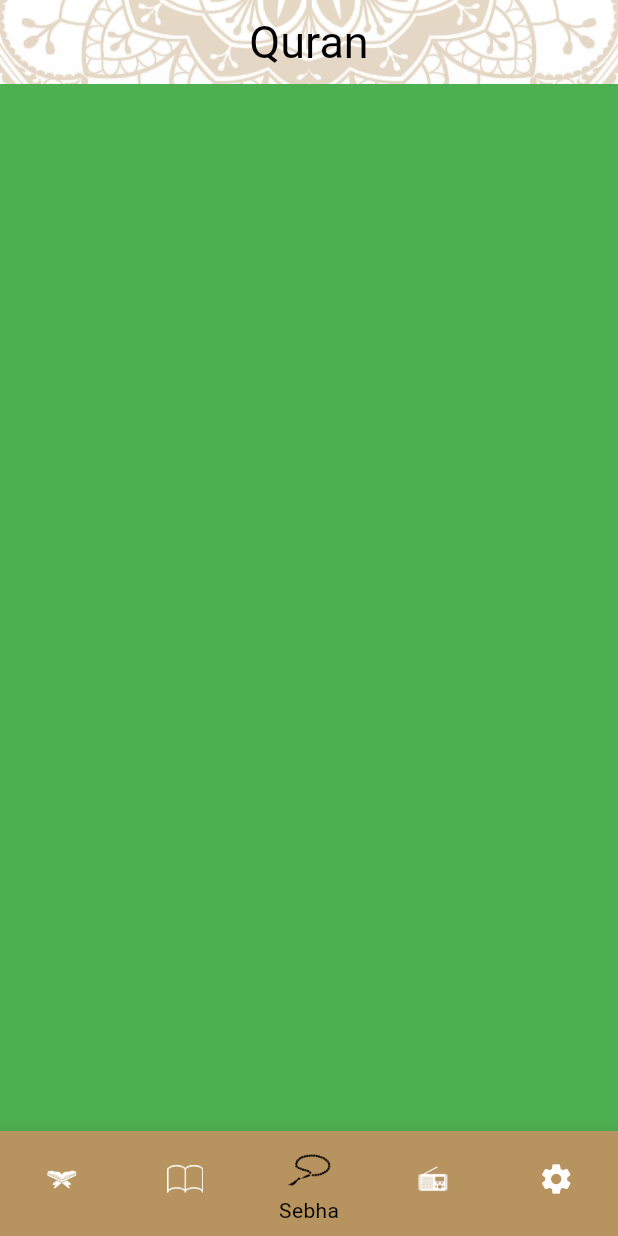
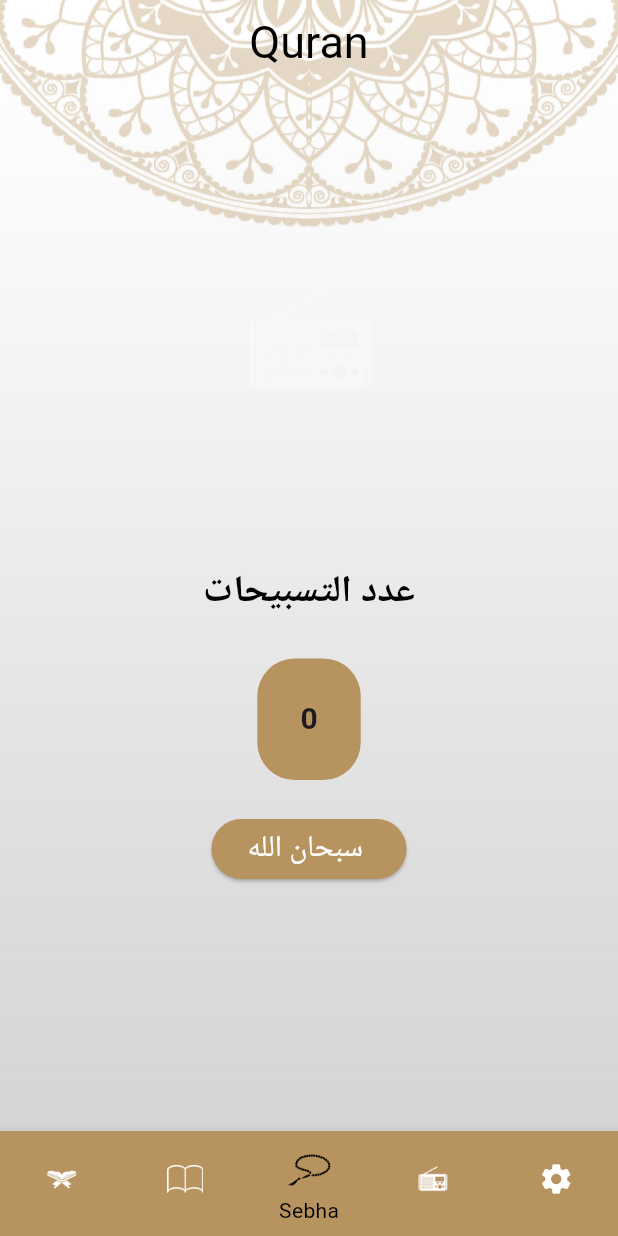
Before and after one commit to mSaaad10/quran-app-c12-online-sat, a Flutter app: the screen it shows after launch, item 3 of the bottom bar chosen, on a phone screen of 412 x 824 dp. Run offline on Flutter 3.47's test engine with Material 3 defaults, Android fonts, the phone set to English and light mode, and no system bars.

Commit message:
+ sebhaCount + tasbehList + sebhaBody.png rotation

```diff
--- a/lib/core/assets_manager.dart
+++ b/lib/core/assets_manager.dart
@@ -6,4 +6,6 @@ class AssetsManager {
   static const String hadithIcon = '${base}hadith_icon.png';
   static const String tasbehIcon = '${base}sebha_icon.png';
   static const String radioIcon = '${base}radio_icon.png';
+  static const String sebhaBody = '${base}radio_icon.png';
+
 }
--- a/lib/core/strings_manager.dart
+++ b/lib/core/strings_manager.dart
@@ -5,4 +5,5 @@ class StringsManager {
   static const String sebhaLabel = 'Sebha';
   static const String radioLabel = 'Radio';
   static const String settingsLabel = 'Settings';
+  static const String tasbehCounter = 'عدد التسبيحات';
 }
--- a/lib/presentation/screens/home/tabs/sebha_tab/sebha_tab.dart
+++ b/lib/presentation/screens/home/tabs/sebha_tab/sebha_tab.dart
@@ -1,12 +1,96 @@
 import 'package:flutter/material.dart';
+import '../../../../../core/assets_manager.dart';
+import '../../../../../core/colors_manager.dart';
+import '../../../../../core/strings_manager.dart';
 
-class SebhaTab extends StatelessWidget {
+class SebhaTab extends StatefulWidget {
   const SebhaTab({super.key});
 
   @override
+  State<SebhaTab> createState() => _SebhaTabState();
+}
+
+class _SebhaTabState extends State<SebhaTab> {
+   int tasbehCount = 0;
+   int currentTasbehCounter = 0;
+   double rotation = 0;
+   List<String> tasbeh = ['سبحان الله ','الحمدلله','الله اكبر','لا حول ولا قوه الا بالله ','استغفر الله'];
+  @override
   Widget build(BuildContext context) {
-    return Container(
-      color: Colors.green,
+    return Column(
+      mainAxisAlignment: MainAxisAlignment.start,
+      children: [
+        const SizedBox(
+          height: 20,
+        ),
+        Align(
+          alignment: Alignment.center,
+          child: Transform.rotate(
+            angle: rotation,
+            child: Image.asset(
+              AssetsManager.sebhaBody,
+              width: 300,
+              height: 300,
+            ),
+          ),
+        ),
+        const Text(
+          StringsManager.tasbehCounter,
+          textAlign: TextAlign.center,
+          style: TextStyle(
+              color: Colors.black, fontSize: 25, fontWeight: FontWeight.bold),
+        ),
+        const SizedBox(
+          height: 26,
+        ),
+        Container(
+          width: 69,
+          height: 81,
+          decoration: BoxDecoration(
+              color: ColorsManager.goldColor,
+              borderRadius: BorderRadius.circular(25)),
+          child: Center(
+              child: Text(
+            '$tasbehCount',
+            style: const TextStyle(fontSize: 20, fontWeight: FontWeight.bold),
+          )),
+        ),
+        const SizedBox(height:22 ,),
+
+        ElevatedButton(
+            style: ElevatedButton.styleFrom(
+                backgroundColor: ColorsManager.goldColor,
+            ),
+            onPressed: () {
+              tasbehCounter();
+              currentTasbeh(currentTasbehCounter);
+              rotation+=10;
+              setState(() {
+
+              });
+            },
+            child: Text(
+              tasbeh[currentTasbehCounter],
+              style: const TextStyle(color: Colors.white,
+                fontSize: 20
+              ),
+            ))
+      ],
     );
   }
+  void tasbehCounter(){
+    if(tasbehCount==33){
+      tasbehCount=0;
+      if(currentTasbehCounter<tasbeh.length - 1){
+        currentTasbehCounter++;
+      }else{
+        currentTasbehCounter = 0;
+      }
+    }else{
+      tasbehCount++;
+    }
+  }
+  void currentTasbeh(int index){
+    tasbeh[index];
+  }
 }
```
Also changed, not shown: assets/images/sebhaBody.png (added), pubspec.lock, 1 other file.
